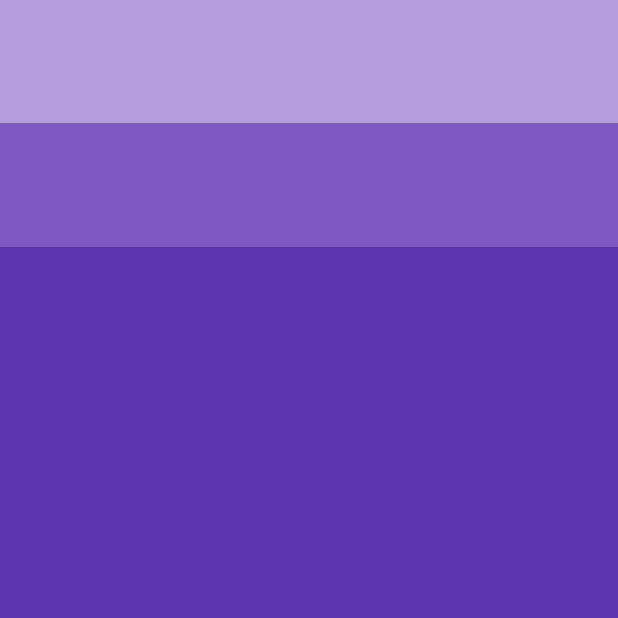
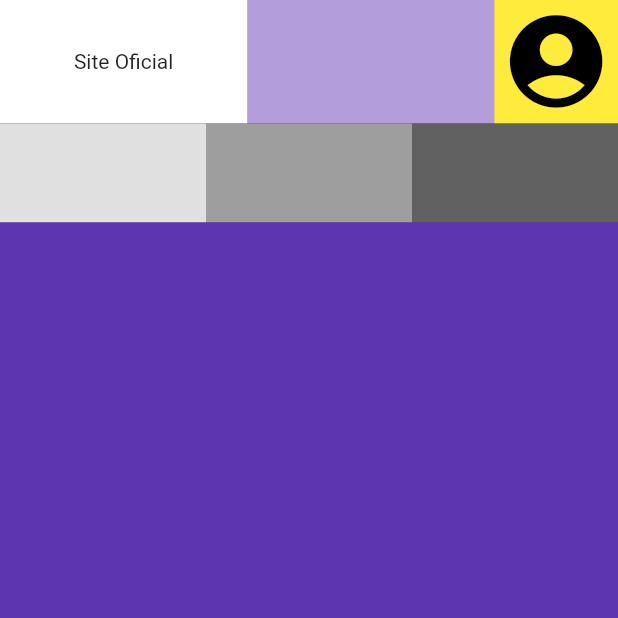
Before and after one commit to renatolealdev/sw_list_escribo, a Flutter app: the screen it shows after launch, on a phone screen of 412 x 824 dp, the top half of it. Run offline on Flutter 3.47's test engine with Material 2 defaults, Android fonts, the phone set to English and light mode, and no system bars.

Commit message:
Responsividade e adaptabilidade
Determinando as questões de responsividade e adaptabilidade do App.

```diff
--- a/lib/screens/HomePage.dart
+++ b/lib/screens/HomePage.dart
@@ -17,13 +17,59 @@ class HomePage extends StatelessWidget {
           Container(
             height: availableHeight * 0.10,
             color: Colors.deepPurple[200],
+            child: LayoutBuilder(
+              builder: (context, constraints) => Row(
+                mainAxisAlignment: MainAxisAlignment.spaceBetween,
+                children: [
+                  Container(
+                    height: constraints.maxHeight,
+                    width: constraints.maxWidth * 0.40,
+                    color: Colors.white,
+                    child: Center(child: Text("Site Oficial")),
+                  ),
+                  Container(
+                    height: constraints.maxHeight,
+                    width: constraints.maxWidth * 0.20,
+                    color: Colors.yellow,
+                    child: Center(
+                      child: Icon(
+                        Icons.account_circle_rounded,
+                        size: constraints.maxHeight * 0.9,
+                        color: Color(0xFF000000),
+                      ),
+                    ),
+                  ),
+                ],
+              ),
+            ),
           ),
           Container(
-            height: availableHeight * 0.10,
+            height: (availableHeight * 0.08),
             color: Colors.deepPurple[400],
+            child: LayoutBuilder(
+              builder: (context, constraints) => Row(
+                children: [
+                  Container(
+                    color: Colors.grey[300],
+                    height: constraints.maxHeight,
+                    width: (constraints.maxWidth) * (1 / 3),
+                  ),
+                  Container(
+                    color: Colors.grey[500],
+                    height: constraints.maxHeight,
+                    width: (constraints.maxWidth) * (1 / 3),
+                  ),
+                  Container(
+                    color: Colors.grey[700],
+                    height: constraints.maxHeight,
+                    width: (constraints.maxWidth) * (1 / 3),
+                  ),
+                ],
+              ),
+            ),
           ),
           Container(
-            height: availableHeight * 0.80,
+            height: availableHeight * 0.82,
             color: Colors.deepPurple[600],
           ),
         ],
```
